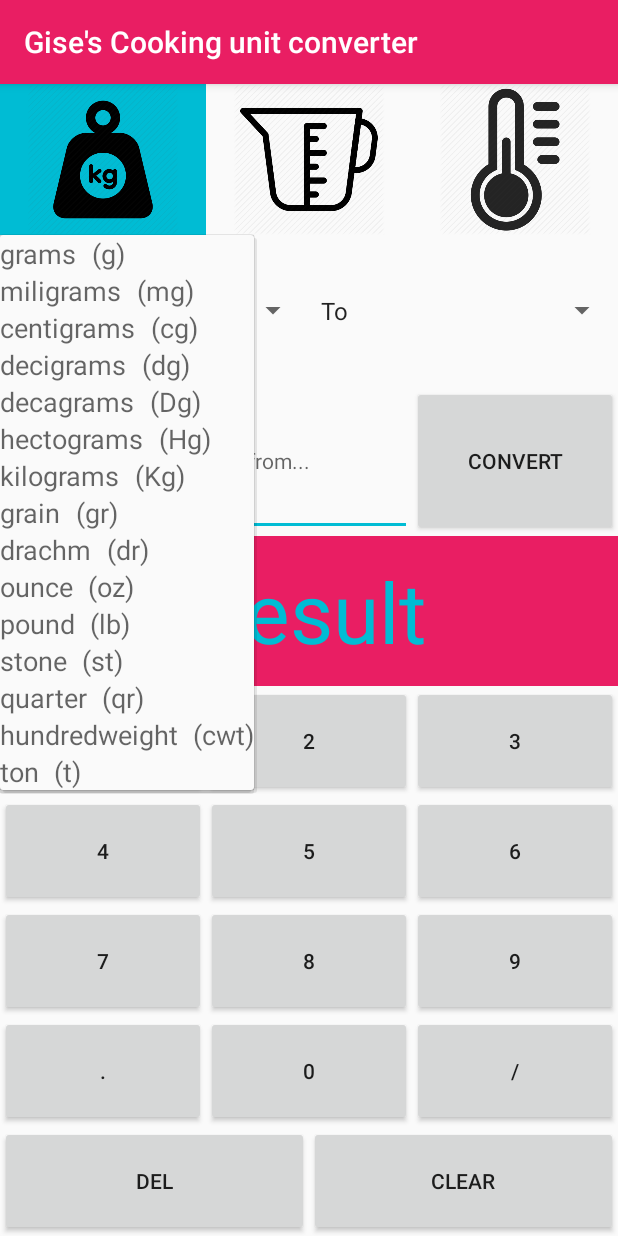
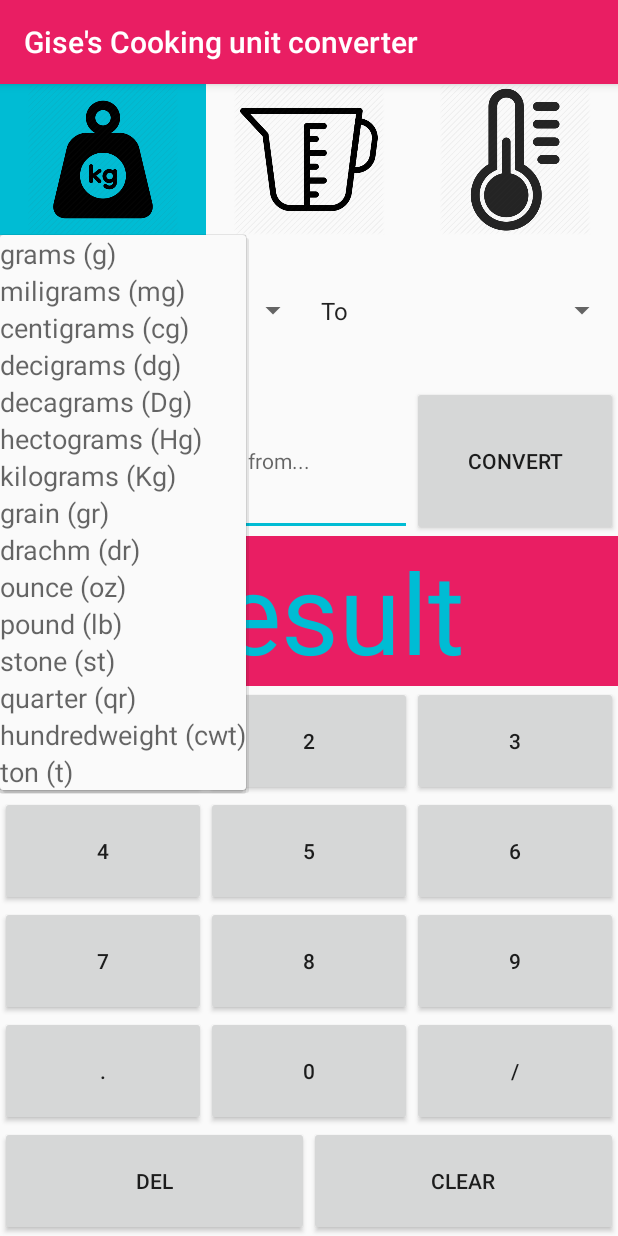
Before and after one commit to jlrods/GisesCookingunitconverter, an Android app: the screen it shows after launch (MainActivity), after a tap on "From", on a phone screen of 412 x 824 dp. Run offline under Robolectric (Android 15) with nearby library versions, the phone set to English and light mode, and no system bars.

Commit message:
Include autosize feature to spinner and result text view

```diff
--- a/app/src/main/java/io/github/jlrods/gisescookingunitconverter/ConversionsAdapter.java
+++ b/app/src/main/java/io/github/jlrods/gisescookingunitconverter/ConversionsAdapter.java
@@ -31,11 +31,11 @@ public class ConversionsAdapter extends CursorAdapter {
     public void bindView(View view, Context context, Cursor cursor) {
         Log.d("Ent_Populate_Spinners","Enters method to populate spinners. ConversionsAdapter.bindView.");
         TextView tvUnit = (TextView) view.findViewById(R.id.tvUnit);
-        TextView tvSymb= (TextView) view.findViewById(R.id.tvSymbol);
+        //TextView tvSymb= (TextView) view.findViewById(R.id.tvSymbol);
         String unitText = cursor.getString(cursor.getColumnIndexOrThrow("Name"));
         String unitSymbol = "("+cursor.getString(cursor.getColumnIndexOrThrow("Symbol"))+")";
-        tvUnit.setText(unitText);
-        tvSymb.setText(unitSymbol);
+        tvUnit.setText(unitText+" "+unitSymbol);
+        //tvSymb.setText(unitSymbol);
         Log.d("Ext_Pop_Spinners","Exit method to populate spinners. ConversionsAdapter.bindView.");
     }
 
--- a/app/src/main/res/layout/activity_main.xml
+++ b/app/src/main/res/layout/activity_main.xml
@@ -100,7 +100,8 @@
             android:text="@string/UnitToResult"
             android:textColor="@color/colorAccent"
             android:textSize="?android:attr/windowTitleSize"
-            tools:ignore="NestedWeights" />
+            tools:ignore="NestedWeights"
+            android:autoSizeTextType="uniform"/>
     </LinearLayout>
 
     <TableLayout
--- a/app/src/main/res/layout/item_spinner.xml
+++ b/app/src/main/res/layout/item_spinner.xml
@@ -8,12 +8,14 @@
         android:layout_width="wrap_content"
         android:layout_height="match_parent"
         android:gravity="center_vertical"
-        android:textAppearance="?android:attr/textAppearanceMedium" />
-    <TextView
+        android:textAppearance="?android:attr/textAppearanceMedium"
+        android:autoSizeTextType="uniform"/>
+ <!--   <TextView
         android:id="@+id/tvSymbol"
         android:layout_width="wrap_content"
         android:layout_height="match_parent"
         android:layout_marginLeft="10dp"
         android:gravity="center_vertical"
-        android:textAppearance="?android:attr/textAppearanceMedium" />
+        android:textAppearance="?android:attr/textAppearanceMedium"
+        android:autoSizeTextType="uniform"/>-->
 </LinearLayout>
```
